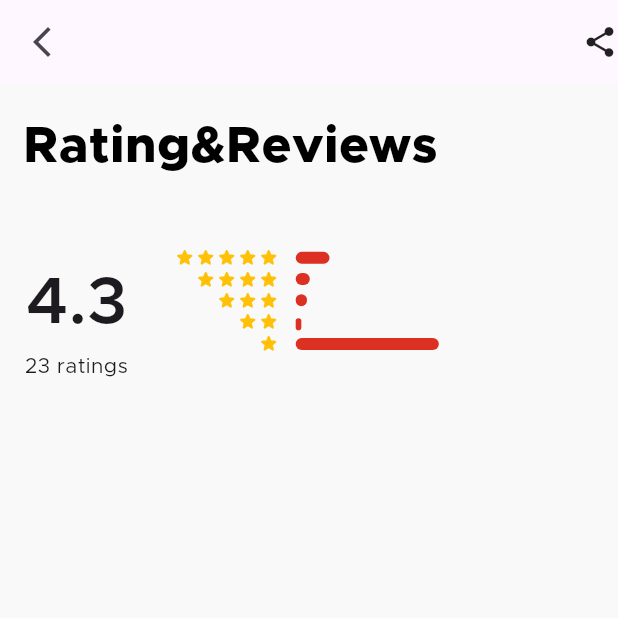
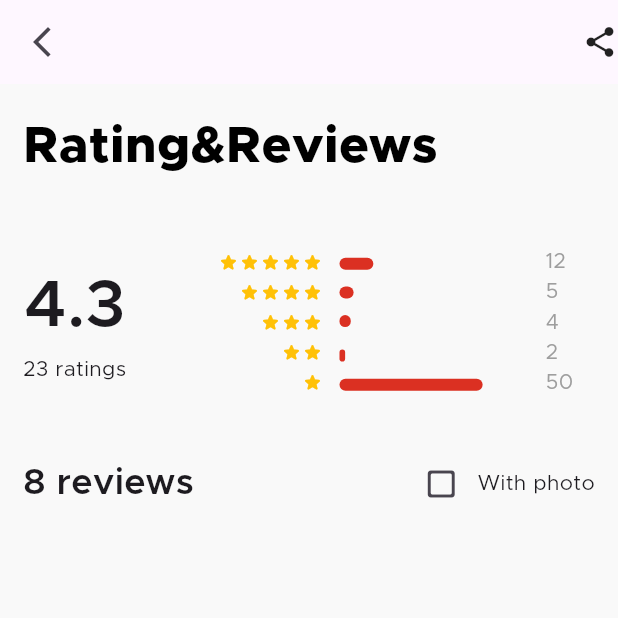
Before and after one commit to huza786/zenify, a Flutter app: the RatingPage screen opened by its route, on a phone screen of 412 x 824 dp, the top half of it. Run offline on Flutter 3.47's test engine with Material 3 defaults, Android fonts, the phone set to English and light mode, and no system bars; our stand-ins replace flutter_rating_bar, flutter_screenutil, flutter_svg, google_fonts.

Commit message:
rating model

```diff
--- /dev/null
+++ b/lib/screens/DashboardScreens/HomePages/components/review_model.dart
@@ -0,0 +1 @@
+//TODO:create review model
--- a/lib/screens/DashboardScreens/ProductScreens/components/rating_line_progress.dart
+++ b/lib/screens/DashboardScreens/ProductScreens/components/rating_line_progress.dart
@@ -1,5 +1,10 @@
 import 'package:flutter/material.dart';
 import 'package:flutter_screenutil/flutter_screenutil.dart';
+import 'package:zenify/screens/DashboardScreens/ProductScreens/components/1star.dart';
+import 'package:zenify/screens/DashboardScreens/ProductScreens/components/2stars_row.dart';
+import 'package:zenify/screens/DashboardScreens/ProductScreens/components/3stars_row.dart';
+import 'package:zenify/screens/DashboardScreens/ProductScreens/components/4stars_row.dart';
+import 'package:zenify/screens/DashboardScreens/ProductScreens/components/5stars_row.dart';
 import 'package:zenify/utils/globalvariable.dart';
 
 class RatingLineProgressIndicator extends StatelessWidget {
@@ -21,11 +26,17 @@ class RatingLineProgressIndicator extends StatelessWidget {
   Widget build(BuildContext context) {
     final double total_reviews =
         star1review + star2review + star3review + star4review + star5review;
-    return Column(
+    return Padding(
+      padding: EdgeInsets.only(right: 10.w),
+      child: Column(
+        crossAxisAlignment: CrossAxisAlignment.end,
         children: [
           //5 stars line
+          Row(
+            children: [
+              StarRow5(),
               Padding(
-          padding: EdgeInsets.only(top: 3.h),
+                padding: EdgeInsets.only(top: 2.h, left: 10.w),
                 child: Container(
                   width: 125.w,
                   child: LinearProgressIndicator(
@@ -37,9 +48,24 @@ class RatingLineProgressIndicator extends StatelessWidget {
                   ),
                 ),
               ),
+              SizedBox(
+                width: 20.w,
+                child: Text(
+                  star5review.toInt().toString(),
+                  style: headerStyle.copyWith(
+                    fontSize: 14,
+                    color: Colors.grey,
+                  ),
+                ),
+              ),
+            ],
+          ),
           //4 stars line
+          Row(
+            children: [
+              StarRow4(),
               Padding(
-          padding: EdgeInsets.only(top: 6.h, bottom: 6.h),
+                padding: EdgeInsets.only(top: 6.h, bottom: 6.h, left: 10.w),
                 child: Container(
                   width: 125.w,
                   child: LinearProgressIndicator(
@@ -51,9 +77,24 @@ class RatingLineProgressIndicator extends StatelessWidget {
                   ),
                 ),
               ),
+              SizedBox(
+                width: 20.w,
+                child: Text(
+                  star4review.toInt().toString(),
+                  style: headerStyle.copyWith(
+                    fontSize: 14,
+                    color: Colors.grey,
+                  ),
+                ),
+              )
+            ],
+          ),
           //3 stars line
+          Row(
+            children: [
+              StarRow3(),
               Padding(
-          padding: EdgeInsets.only(bottom: 2.h),
+                padding: EdgeInsets.only(bottom: 2.h, left: 10.w),
                 child: Container(
                   width: 125.w,
                   child: LinearProgressIndicator(
@@ -65,9 +106,24 @@ class RatingLineProgressIndicator extends StatelessWidget {
                   ),
                 ),
               ),
+              SizedBox(
+                width: 20.w,
+                child: Text(
+                  star3review.toInt().toString(),
+                  style: headerStyle.copyWith(
+                    fontSize: 14,
+                    color: Colors.grey,
+                  ),
+                ),
+              )
+            ],
+          ),
           //2 stars line
+          Row(
+            children: [
+              StarRow2(),
               Padding(
-          padding: EdgeInsets.only(bottom: 2.h, top: 6.h),
+                padding: EdgeInsets.only(bottom: 2.h, top: 6.h, left: 10.w),
                 child: Container(
                   width: 125.w,
                   child: LinearProgressIndicator(
@@ -79,9 +135,24 @@ class RatingLineProgressIndicator extends StatelessWidget {
                   ),
                 ),
               ),
+              SizedBox(
+                width: 20.w,
+                child: Text(
+                  star2review.toInt().toString(),
+                  style: headerStyle.copyWith(
+                    fontSize: 14,
+                    color: Colors.grey,
+                  ),
+                ),
+              )
+            ],
+          ),
           //1 stars line
+          Row(
+            children: [
+              StarRow1(),
               Padding(
-          padding: EdgeInsets.only(top: 3.h),
+                padding: EdgeInsets.only(top: 3.h, left: 10.w),
                 child: Container(
                   width: 125.w,
                   child: LinearProgressIndicator(
@@ -93,7 +164,20 @@ class RatingLineProgressIndicator extends StatelessWidget {
                   ),
                 ),
               ),
+              SizedBox(
+                width: 20.w,
+                child: Text(
+                  star1review.toInt().toString(),
+                  style: headerStyle.copyWith(
+                    fontSize: 14,
+                    color: Colors.grey,
+                  ),
+                ),
+              ),
             ],
+          ),
+        ],
+      ),
     );
   }
 }
--- a/lib/screens/DashboardScreens/ProductScreens/rating_page.dart
+++ b/lib/screens/DashboardScreens/ProductScreens/rating_page.dart
@@ -1,9 +1,11 @@
 import 'package:flutter/material.dart';
 import 'package:flutter_screenutil/flutter_screenutil.dart';
+import 'package:provider/provider.dart';
 import 'package:zenify/screens/DashboardScreens/ProductScreens/components/4stars_row.dart';
 import 'package:zenify/screens/DashboardScreens/ProductScreens/components/5stars_row.dart';
 import 'package:zenify/screens/DashboardScreens/ProductScreens/components/rating_line_progress.dart';
 import 'package:zenify/screens/DashboardScreens/ProductScreens/components/rating_pyramid.dart';
+import 'package:zenify/screens/DashboardScreens/provider/product_page_providers.dart';
 import 'package:zenify/utils/globalvariable.dart';
 
 class RatingPage extends StatefulWidget {
@@ -14,9 +16,12 @@ class RatingPage extends StatefulWidget {
 }
 
 class _RatingPageState extends State<RatingPage> {
+  bool photosOrNot = false;
   //TODO: you have to navigation and argiments to show full rating stats fetching from product model
   @override
   Widget build(BuildContext context) {
+    final productPageProvider = Provider.of<ProductPageProvider>(context);
+
     return Scaffold(
       appBar: AppBar(
         actions: [
@@ -34,13 +39,14 @@ class _RatingPageState extends State<RatingPage> {
       ),
       body: SafeArea(
         child: SingleChildScrollView(
+          child: Padding(
+            padding: EdgeInsets.symmetric(horizontal: 14.w),
             child: Column(
               crossAxisAlignment: CrossAxisAlignment.start,
               mainAxisAlignment: MainAxisAlignment.start,
               children: [
                 Padding(
                   padding: EdgeInsets.only(
-                  left: 14.w,
                     top: 18.h,
                   ),
                   child: Text(
@@ -55,10 +61,11 @@ class _RatingPageState extends State<RatingPage> {
                 Padding(
                   padding: EdgeInsets.only(
                     top: 41.h,
-                  left: 15.w,
                   ),
                   child: Row(
+                    mainAxisAlignment: MainAxisAlignment.spaceBetween,
                     children: [
+                      //Average Rating+total ratings
                       Column(
                         children: [
                           Text(
@@ -75,14 +82,17 @@ class _RatingPageState extends State<RatingPage> {
                         ],
                       ),
                       Container(
-                      height: 95.h,
-                      width: 236.w,
+                        // height: 95.h,
+                        // width: 236.w,
                         child: Row(
                           children: [
-                          Padding(
-                            padding: EdgeInsets.only(left: 28.w, right: 10.w),
-                            child: RatingPyramid(),
-                          ),
+                            // Padding(
+                            //   padding: EdgeInsets.only(
+                            //     left: 28.w,
+                            //     right: 10.w,
+                            //   ),
+                            //   child: RatingPyramid(),
+                            // ),
                             RatingLineProgressIndicator(
                                 star1review: 50,
                                 star2review: 2,
@@ -94,8 +104,46 @@ class _RatingPageState extends State<RatingPage> {
                       )
                     ],
                   ),
+                ),
+                Padding(
+                  padding: EdgeInsets.only(top: 33.h),
+                  child: Row(
+                    mainAxisAlignment: MainAxisAlignment.spaceBetween,
+                    children: [
+                      // Number of reviews avalible
+                      Text(
+                        '8 reviews',
+                        style: headerStyle.copyWith(
+                          fontSize: 24,
+                          fontWeight: FontWeight.w600,
+                        ),
+                      ),
+                      Row(
+                        children: [
+                          IconButton(
+                            onPressed: () {
+                              productPageProvider.showPhotos();
+                              print(productPageProvider.photosOrNot);
+                              //When pressed only those reviews would be shown that are with photos
+                            },
+                            icon: Icon(Icons.check_box_outline_blank_rounded),
+                            selectedIcon: Icon(
+                              Icons.check_box_rounded,
+                              color: primaryRed,
+                            ),
+                            isSelected: productPageProvider.photosOrNot,
+                          ),
+                          Text(
+                            'With photo',
+                            style: headerStyle.copyWith(),
                           )
                         ],
+                      ),
+                    ],
+                  ),
+                )
+              ],
+            ),
           ),
         ),
       ),
--- a/lib/screens/DashboardScreens/provider/product_page_providers.dart
+++ b/lib/screens/DashboardScreens/provider/product_page_providers.dart
@@ -29,4 +29,11 @@ class ProductPageProvider with ChangeNotifier {
     selectedColour = Colour;
     notifyListeners();
   }
+
+  bool _photosOrNot = false;
+  bool get photosOrNot => _photosOrNot;
+  void showPhotos() {
+    _photosOrNot = !_photosOrNot;
+    notifyListeners();
+  }
 }
--- a/lib/utils/globalvariable.dart
+++ b/lib/utils/globalvariable.dart
@@ -52,6 +52,18 @@ const String ptr3 = 'assets/images/ptr3.jpg';
 const String ptr4 = 'assets/images/ptr4.jpg';
 
 const String ptr5 = 'assets/images/ptr5.jpg';
+const String profilePhoto = 'assets/images/profile.jpg';
+List<String> reviewPhotos=[
+    ptr1 ,
+
+  ptr2 ,
+
+  ptr3 ,
+
+  ptr4 ,
+
+  ptr5 ,]
+
 List<CategoryModel> categoriesList = [
   CategoryModel(title: "New", imageAsset: lnd1),
   CategoryModel(title: "Clothes", imageAsset: lnd2),
```
Also changed, not shown: assets/images/main-qimg-2999987ae04ef6aefc12c18a5d862922-pjlq.jpeg (deleted), 1 other file. Lines whose indentation alone changed are shown as unchanged.
